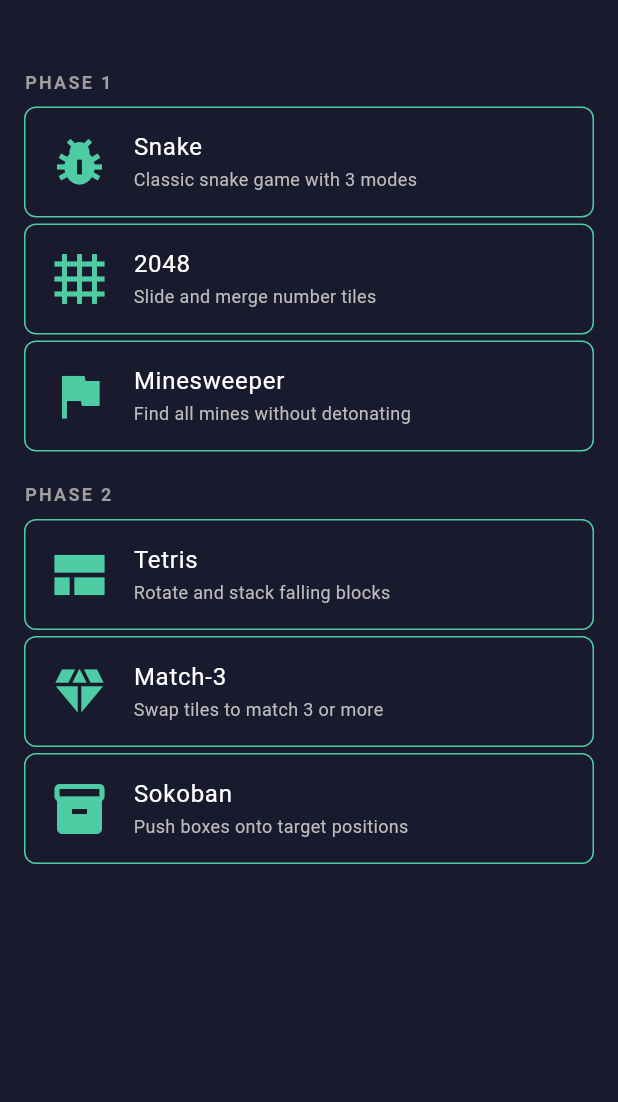
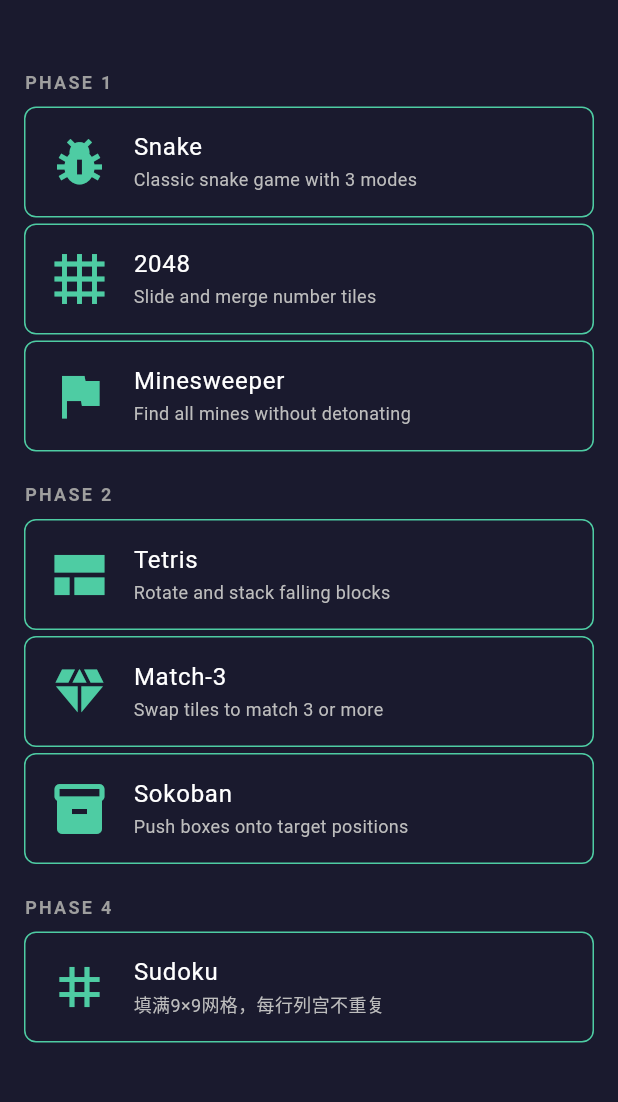
Before and after one commit to cecil-su/mini-play, a Flutter app: the screen it shows after launch, after a tap on the "list" icon, on a phone screen of 412 x 824 dp, the part 63-1165 px from its top. Run offline on Flutter 3.47's test engine with Material 3 defaults, Android fonts, the phone set to English and light mode, and no system bars; our stand-ins replace shared_preferences; missing offline and left inert: flame.

Commit message:
feat(sudoku): wire up routing and enable in game registry

```diff
--- a/lib/home/game_registry.dart
+++ b/lib/home/game_registry.dart
@@ -76,6 +76,15 @@ class GameRegistry {
       implemented: true,
       hasModePage: true,
     ),
+    GameInfo(
+      name: 'Sudoku',
+      icon: Icons.grid_3x3,
+      description: '填满9×9网格，每行列宫不重复',
+      phase: 4,
+      route: '/sudoku',
+      implemented: true,
+      hasModePage: true,
+    ),
   ];
 
   static List<GameInfo> byPhase(int phase) =>
--- a/lib/main.dart
+++ b/lib/main.dart
@@ -14,6 +14,9 @@ import 'match3/match3_mode_page.dart';
 import 'match3/match3_page.dart';
 import 'sokoban/sokoban_mode_page.dart';
 import 'sokoban/sokoban_page.dart';
+import 'sudoku/sudoku_cell.dart';
+import 'sudoku/sudoku_mode_page.dart';
+import 'sudoku/sudoku_page.dart';
 import 'tetris/tetris_board.dart';
 import 'tetris/tetris_mode_page.dart';
 import 'tetris/tetris_page.dart';
@@ -127,6 +130,17 @@ class MiniPlayApp extends StatelessWidget {
               settings: settings,
               builder: (_) => TetrisPage(mode: mode),
             );
+          case '/sudoku':
+            return MaterialPageRoute(
+              settings: settings,
+              builder: (_) => const SudokuModePage(),
+            );
+          case '/sudoku/play':
+            final difficulty = settings.arguments as SudokuDifficulty? ?? SudokuDifficulty.easy;
+            return MaterialPageRoute(
+              settings: settings,
+              builder: (_) => SudokuPage(difficulty: difficulty),
+            );
           default:
             return MaterialPageRoute(
               settings: settings,
```
